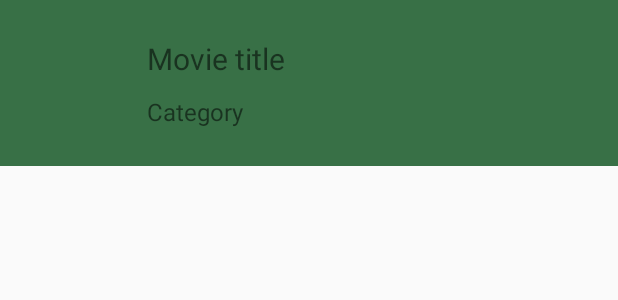
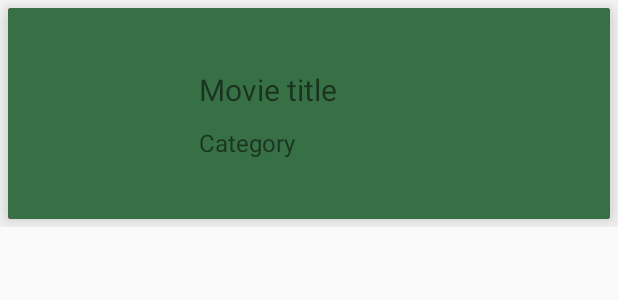
Before and after one commit to Kulawy/Android_YourMovies, an Android app: the layout movie_list_row.xml on its own in the app's theme, with its tools: preview values and no code run, on a phone screen of 412 x 824 dp. Shown: the top 300 px of the screen. Run offline under Robolectric (Android 15) with nearby library versions, the phone set to English and light mode, and no system bars.

Commit message:
Loading hardcoded list and Delete is working.

```diff
--- a/app/src/main/AndroidManifest.xml
+++ b/app/src/main/AndroidManifest.xml
@@ -1,6 +1,8 @@
 <?xml version="1.0" encoding="utf-8"?>
 <manifest xmlns:android="http://schemas.android.com/apk/res/android"
     package="com.pwr190729.jakubg.android_yourmovies">
+
+    <uses-permission android:name="android.permission.INTERNET"/>
 
     <application
         android:name="com.pwr190729.jakubg.android_yourmovies.MyApplication"
--- a/app/src/main/java/com/pwr190729/jakubg/android_yourmovies/MovieFiller.java
+++ b/app/src/main/java/com/pwr190729/jakubg/android_yourmovies/MovieFiller.java
@@ -24,15 +24,13 @@ public class MovieFiller {
     private ArrayList<Integer> imagesList;
     Random rnd = new Random();
 
-    public MovieFiller(Context current){
-        moviesArrayList = new ArrayList<Movie>();
+    public MovieFiller(Context current, ArrayList<Movie> list){
+        moviesArrayList = list;
         imagesList = new ArrayList<Integer>();
         this.context = current;
     }
 
     public ArrayList<Movie> fillTheList(){
-
-
 
         for (int i = 0; i < moviesArrays.length; i++){
 
--- /dev/null
+++ b/app/src/main/res/drawable/ic_delete_sweep_white_24dp.xml
@@ -0,0 +1,9 @@
+<vector xmlns:android="http://schemas.android.com/apk/res/android"
+        android:width="24dp"
+        android:height="24dp"
+        android:viewportWidth="24.0"
+        android:viewportHeight="24.0">
+    <path
+        android:fillColor="#FFFFFFFF"
+        android:pathData="M15,16h4v2h-4zM15,8h7v2h-7zM15,12h6v2h-6zM3,18c0,1.1 0.9,2 2,2h6c1.1,0 2,-0.9 2,-2L13,8L3,8v10zM14,5h-3l-1,-1L6,4L5,5L2,5v2h12z"/>
+</vector>
--- a/app/src/main/res/layout/activity_main.xml
+++ b/app/src/main/res/layout/activity_main.xml
@@ -4,7 +4,8 @@
     xmlns:tools="http://schemas.android.com/tools"
     android:layout_width="match_parent"
     android:layout_height="match_parent"
-    tools:context="com.pwr190729.jakubg.android_yourmovies.MainActivity">
+    tools:context="com.pwr190729.jakubg.android_yourmovies.MainActivity"
+    app:layout_behavior="@string/appbar_scrolling_view_behavior">
 
     <android.support.v7.widget.RecyclerView
         android:id="@+id/main_recycler_view"
--- a/app/src/main/res/layout/movie_list_row.xml
+++ b/app/src/main/res/layout/movie_list_row.xml
@@ -1,10 +1,45 @@
 <?xml version="1.0" encoding="utf-8"?>
-<android.support.constraint.ConstraintLayout xmlns:android="http://schemas.android.com/apk/res/android"
+<FrameLayout
+    xmlns:android="http://schemas.android.com/apk/res/android"
     xmlns:app="http://schemas.android.com/apk/res-auto"
     xmlns:tools="http://schemas.android.com/tools"
+    android:layout_width="match_parent"
+    android:layout_height="wrap_content"
+    >
+
+    <android.support.v7.widget.CardView
+        android:layout_margin="@dimen/text_margin"
+        android:layout_width="match_parent"
+        android:layout_height="wrap_content"
+        app:cardElevation="@dimen/card_elevation"
+        >
+
+
+
+
+        <android.support.constraint.ConstraintLayout
         android:id="@+id/movie_list_row_root"
         android:layout_width="match_parent"
+        android:layout_height="match_parent"
+        android:background="@color/bgRowBackground"
+        >
 
+        <ImageView
+            android:id="@+id/movie_list_row_delete_icon"
+            android:layout_width="30dp"
+            android:layout_height="30dp"
+            android:layout_margin="@dimen/text_margin"
+            android:src="@drawable/ic_delete_sweep_white_24dp"
+
+            app:layout_constraintBottom_toBottomOf="parent"
+            app:layout_constraintEnd_toEndOf="parent"
+            app:layout_constraintTop_toTopOf="parent" />
+
+    </android.support.constraint.ConstraintLayout>
+
+        <android.support.constraint.ConstraintLayout
+        android:id="@+id/movie_list_row_view_foreground"
+        android:layout_width="match_parent"
         android:layout_height="wrap_content"
         android:clickable="true"
         android:focusable="true"
@@ -45,9 +80,10 @@
 
         <ImageView
             android:id="@+id/main_icon"
-        android:layout_width="60dp"
-        android:layout_height="60dp"
+            android:layout_width="90dp"
+            android:layout_height="90dp"
             android:layout_margin="@dimen/text_margin"
+            android:scaleType="centerCrop"
             app:layout_constraintBottom_toBottomOf="parent"
             app:layout_constraintEnd_toStartOf="@+id/main_titleText"
             app:layout_constraintHorizontal_bias="0.01"
@@ -55,3 +91,7 @@
             app:layout_constraintStart_toStartOf="parent"
             app:layout_constraintTop_toTopOf="parent" />
     </android.support.constraint.ConstraintLayout>
+
+    </android.support.v7.widget.CardView>
+
+</FrameLayout>
--- a/app/src/main/res/values/colors.xml
+++ b/app/src/main/res/values/colors.xml
@@ -9,4 +9,5 @@
     <color name="color_for_1">#f9a8ae</color>
     <color name="color_for_2">#abe7e9</color>
     <color name="color_for_3">#cfb3f7</color>
+    <color name="bgRowBackground">#e60808</color>
 </resources>
--- a/app/src/main/res/values/dimens.xml
+++ b/app/src/main/res/values/dimens.xml
@@ -1,6 +1,7 @@
 <?xml version="1.0" encoding="utf-8"?>
 <resources>
     <dimen name="row_padding">20dp</dimen>
+    <dimen name="card_elevation">12dp</dimen>
     <dimen name="text_margin">5dp</dimen>
 
     <dimen name="row_text_big">20sp</dimen>
--- a/app/src/main/res/values/styles.xml
+++ b/app/src/main/res/values/styles.xml
@@ -8,4 +8,6 @@
         <item name="colorAccent">@color/colorAccent</item>
     </style>
 
+
+
 </resources>
```
Also changed, not shown: app/build.gradle (+7 -1 lines), app/src/main/java/com/pwr190729/jakubg/android_yourmovies/Helper/Common.java (added, +14 -0 lines), app/src/main/java/com/pwr190729/jakubg/android_yourmovies/Helper/RecyclerItemTouchHelper.java (added, +67 -0 lines), app/src/main/java/com/pwr190729/jakubg/android_yourmovies/Helper/RecyclerItemTouchHelperListener.java (added, +11 -0 lines), app/src/main/java/com/pwr190729/jakubg/android_yourmovies/MainActivity.java (+59 -8 lines), app/src/main/java/com/pwr190729/jakubg/android_yourmovies/MovieAdapter.java (+14 -4 lines), app/src/main/java/com/pwr190729/jakubg/android_yourmovies/Remote/IMenuRequest.java (added, +19 -0 lines), app/src/main/java/com/pwr190729/jakubg/android_yourmovies/Remote/RetrofitClient.java (added, +20 -0 lines). Lines whose indentation alone changed are shown as unchanged.
